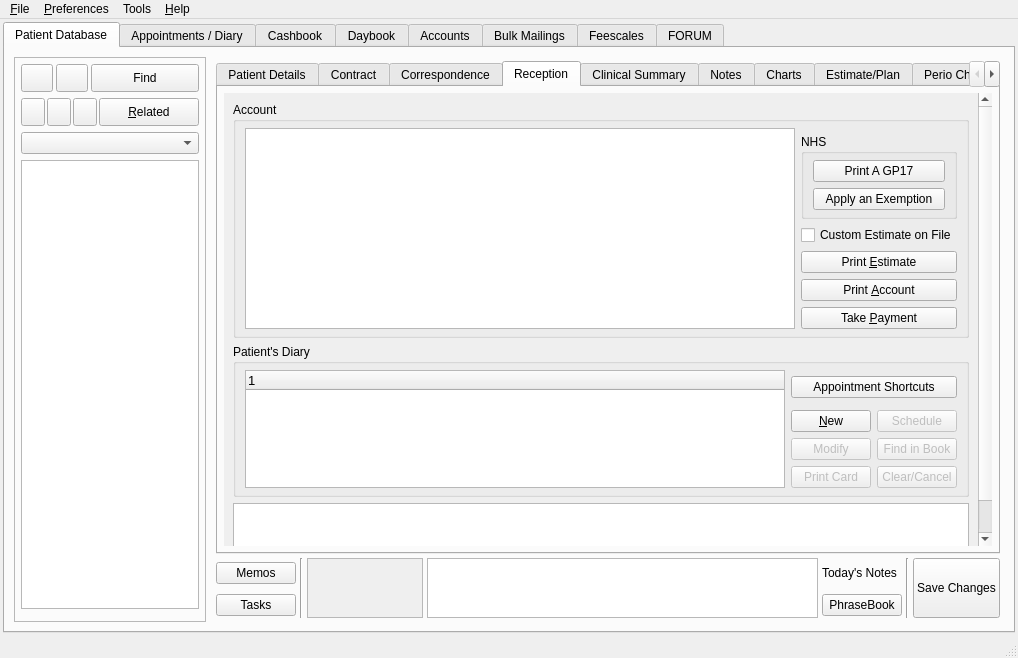
Above: src/openmolar/qt-designer/main.ui from rowinggolfer/openmolar1 before the change. Below: the same form after it.
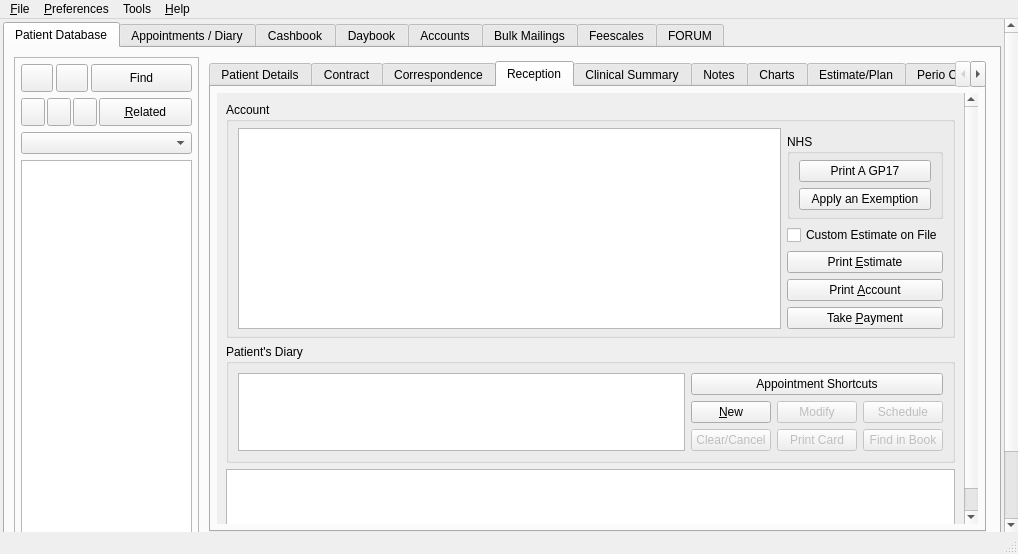
That is the form after the change. The open tabs and pages were chosen to show the change. Icons and pictures are not drawn.

Commit message: model/view for pt diary. incomplete work

Diff of the .ui file:
```diff
--- a/src/openmolar/qt-designer/main.ui
+++ b/src/openmolar/qt-designer/main.ui
@@ -7,7 +7,7 @@
     <x>0</x>
     <y>0</y>
     <width>1018</width>
-    <height>658</height>
+    <height>554</height>
    </rect>
   </property>
   <property name="sizePolicy">
@@ -62,8 +62,8 @@
         <rect>
          <x>0</x>
          <y>0</y>
-         <width>1018</width>
-         <height>616</height>
+         <width>997</width>
+         <height>603</height>
         </rect>
        </property>
        <layout class="QHBoxLayout" name="horizontalLayout_7">
@@ -2169,8 +2169,8 @@
                        <rect>
                         <x>0</x>
                         <y>0</y>
-                        <width>324</width>
-                        <height>538</height>
+                        <width>738</width>
+                        <height>499</height>
                        </rect>
                       </property>
                       <layout class="QVBoxLayout" name="verticalLayout_24">
@@ -2353,67 +2353,23 @@
                           <string>Patient's Diary</string>
                          </property>
                          <layout class="QGridLayout" name="gridLayout_16">
-                          <property name="topMargin">
-                           <number>6</number>
-                          </property>
-                          <property name="bottomMargin">
-                           <number>6</number>
-                          </property>
-                          <item row="0" column="0" rowspan="6">
-                           <widget class="QTreeWidget" name="ptAppointment_treeWidget">
+                          <item row="0" column="0" rowspan="3">
+                           <widget class="QTreeView" name="pt_diary_treeView"/>
+                          </item>
+                          <item row="0" column="1" colspan="3">
+                           <widget class="QPushButton" name="apptWizard_pushButton">
                             <property name="sizePolicy">
-                             <sizepolicy hsizetype="Expanding" vsizetype="Expanding">
+                             <sizepolicy hsizetype="Preferred" vsizetype="Fixed">
                               <horstretch>0</horstretch>
                               <verstretch>0</verstretch>
                              </sizepolicy>
                             </property>
-                            <property name="minimumSize">
-                             <size>
-                              <width>0</width>
-                              <height>100</height>
-                             </size>
+                            <property name="text">
+                             <string>Appointment Shortcuts</string>
                             </property>
-                            <property name="maximumSize">
-                             <size>
-                              <width>16777215</width>
-                              <height>192</height>
-                             </size>
-                            </property>
-                            <property name="font">
-                             <font>
-                              <pointsize>10</pointsize>
-                             </font>
-                            </property>
-                            <property name="alternatingRowColors">
-                             <bool>false</bool>
-                            </property>
-                            <property name="rootIsDecorated">
-                             <bool>true</bool>
-                            </property>
-                            <property name="animated">
-                             <bool>true</bool>
-                            </property>
-                            <column>
-                             <property name="text">
-                              <string>1</string>
-                             </property>
-                            </column>
                            </widget>
                           </item>
-                          <item row="2" column="3" colspan="2">
-                           <spacer name="verticalSpacer_8">
-                            <property name="orientation">
-                             <enum>Qt::Vertical</enum>
-                            </property>
-                            <property name="sizeHint" stdset="0">
-                             <size>
-                              <width>20</width>
-                              <height>78</height>
-                             </size>
-                            </property>
-                           </spacer>
-                          </item>
-                          <item row="3" column="1" colspan="3">
+                          <item row="1" column="1">
                            <widget class="QPushButton" name="newAppt_pushButton">
                             <property name="maximumSize">
                              <size>
@@ -2426,27 +2382,7 @@
                             </property>
                            </widget>
                           </item>
-                          <item row="3" column="4">
-                           <widget class="QPushButton" name="makeAppt_pushButton">
-                            <property name="enabled">
-                             <bool>false</bool>
-                            </property>
-                            <property name="maximumSize">
-                             <size>
-                              <width>16777215</width>
-                              <height>16777215</height>
-                             </size>
-                            </property>
-                            <property name="text">
-                             <string>Schedule</string>
-                            </property>
-                            <property name="icon">
-                             <iconset resource="../resources/resources.qrc">
-                              <normaloff>:/month.png</normaloff>:/month.png</iconset>
-                            </property>
-                           </widget>
-                          </item>
-                          <item row="4" column="1" colspan="3">
+                          <item row="1" column="2">
                            <widget class="QPushButton" name="modifyAppt_pushButton">
                             <property name="enabled">
                              <bool>false</bool>
@@ -2466,8 +2402,8 @@
                             </property>
                            </widget>
                           </item>
-                          <item row="4" column="4">
-                           <widget class="QPushButton" name="findAppt_pushButton">
+                          <item row="1" column="3">
+                           <widget class="QPushButton" name="makeAppt_pushButton">
                             <property name="enabled">
                              <bool>false</bool>
                             </property>
@@ -2478,7 +2414,7 @@
                              </size>
                             </property>
                             <property name="text">
-                             <string>Find in Book</string>
+                             <string>Schedule</string>
                             </property>
                             <property name="icon">
                              <iconset resource="../resources/resources.qrc">
@@ -2486,27 +2422,7 @@
                             </property>
                            </widget>
                           </item>
-                          <item row="5" column="1" colspan="3">
-                           <widget class="QPushButton" name="printAppt_pushButton">
-                            <property name="enabled">
-                             <bool>false</bool>
-                            </property>
-                            <property name="maximumSize">
-                             <size>
-                              <width>16777215</width>
-                              <height>16777215</height>
-                             </size>
-                            </property>
-                            <property name="text">
-                             <string>Print Card</string>
-                            </property>
-                            <property name="icon">
-                             <iconset resource="../resources/resources.qrc">
-                              <normaloff>:/ps.png</normaloff>:/ps.png</iconset>
-                            </property>
-                           </widget>
-                          </item>
-                          <item row="5" column="4">
+                          <item row="2" column="1">
                            <widget class="QPushButton" name="clearAppt_pushButton">
                             <property name="enabled">
                              <bool>false</bool>
@@ -2526,16 +2442,43 @@
                             </property>
                            </widget>
                           </item>
-                          <item row="1" column="1" colspan="4">
-                           <widget class="QPushButton" name="apptWizard_pushButton">
-                            <property name="sizePolicy">
-                             <sizepolicy hsizetype="Preferred" vsizetype="Fixed">
-                              <horstretch>0</horstretch>
-                              <verstretch>0</verstretch>
-                             </sizepolicy>
+                          <item row="2" column="2">
+                           <widget class="QPushButton" name="printAppt_pushButton">
+                            <property name="enabled">
+                             <bool>false</bool>
                             </property>
+                            <property name="maximumSize">
+                             <size>
+                              <width>16777215</width>
+                              <height>16777215</height>
+                             </size>
+                            </property>
                             <property name="text">
-                             <string>Appointment Shortcuts</string>
+                             <string>Print Card</string>
+                            </property>
+                            <property name="icon">
+                             <iconset resource="../resources/resources.qrc">
+                              <normaloff>:/ps.png</normaloff>:/ps.png</iconset>
+                            </property>
+                           </widget>
+                          </item>
+                          <item row="2" column="3">
+                           <widget class="QPushButton" name="findAppt_pushButton">
+                            <property name="enabled">
+                             <bool>false</bool>
+                            </property>
+                            <property name="maximumSize">
+                             <size>
+                              <width>16777215</width>
+                              <height>16777215</height>
+                             </size>
+                            </property>
+                            <property name="text">
+                             <string>Find in Book</string>
+                            </property>
+                            <property name="icon">
+                             <iconset resource="../resources/resources.qrc">
+                              <normaloff>:/schedule.png</normaloff>:/schedule.png</iconset>
                             </property>
                            </widget>
                           </item>
@@ -3891,8 +3834,8 @@
                    <rect>
                     <x>0</x>
                     <y>0</y>
-                    <width>98</width>
-                    <height>28</height>
+                    <width>108</width>
+                    <height>58</height>
                    </rect>
                   </property>
                   <layout class="QVBoxLayout" name="verticalLayout_20">
```
Left out of the diff: 13 changed lines with no effect on the pictures. The commit also changes 4 other files.
